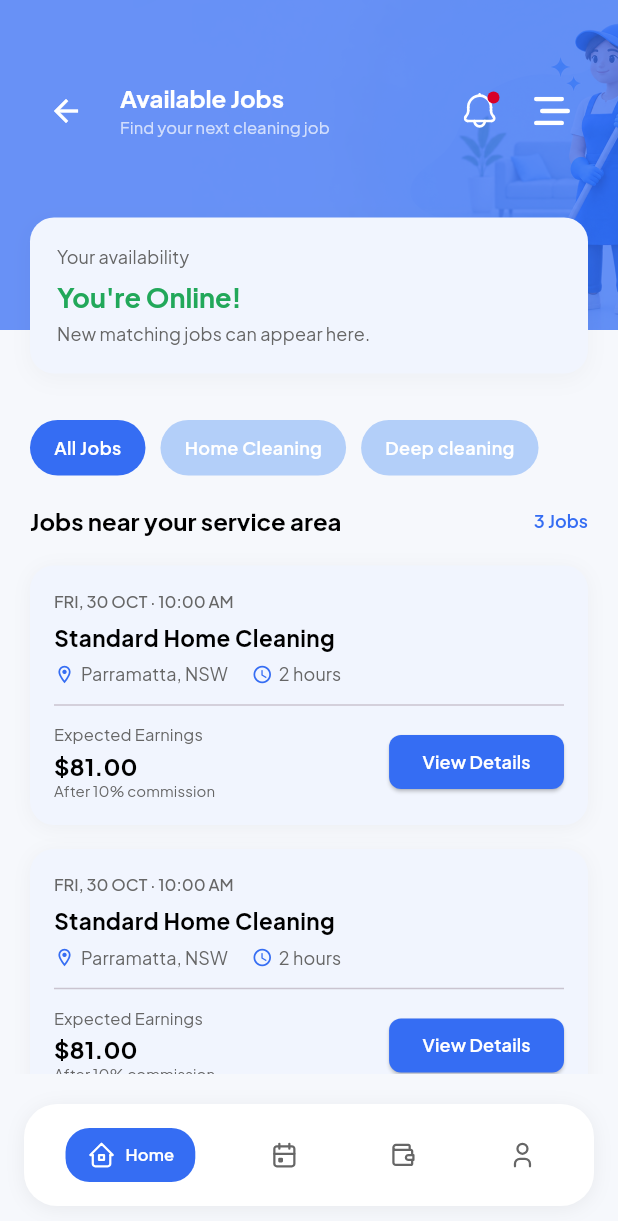
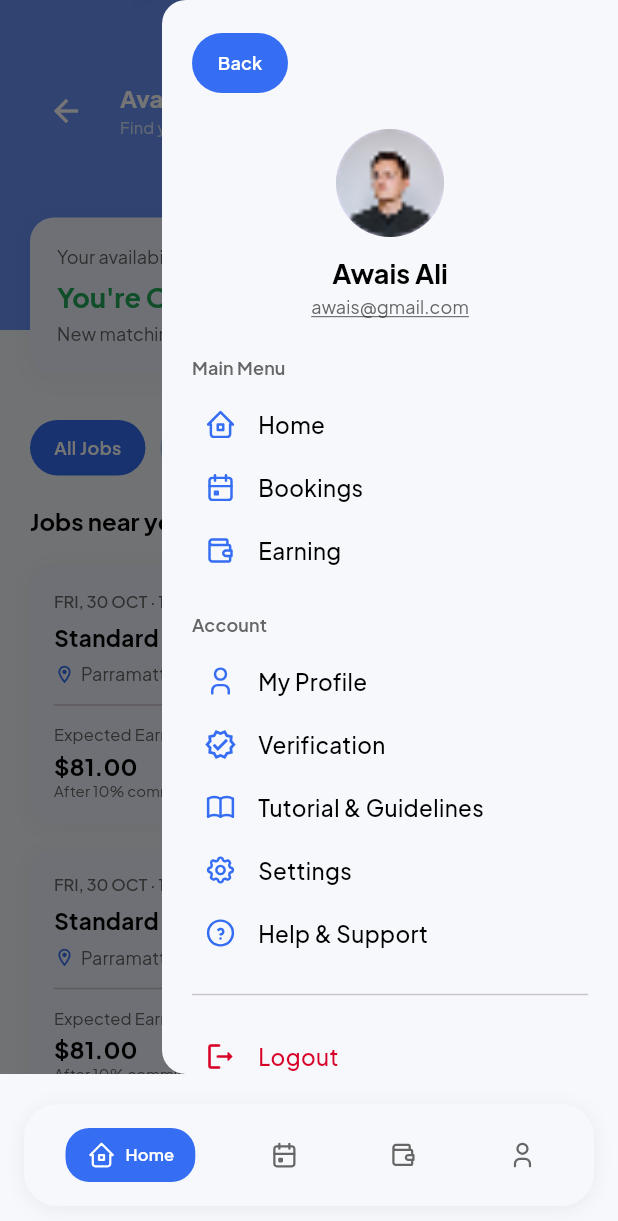
Before and after one commit to huzaifa-huzzi/Cleaning-App, a Flutter app: the BrowseJobsScreen screen opened by its route, after a tap on an icon or button, on a phone screen of 412 x 824 dp. Shown: the top 1221 px of the screen. Run offline on Flutter 3.47's test engine with Material 3 defaults, Android fonts, the phone set to English and light mode, and no system bars; our stand-ins replace dropdown_button2, flutter_svg, get, go_router, google_fonts, image_picker and 1 more.

Commit message:
Sidebar is done

```diff
--- a/lib/Dashboard/DashboardMainScreen.dart
+++ b/lib/Dashboard/DashboardMainScreen.dart
@@ -52,7 +52,7 @@ class _DashboardMainScreenState extends State<DashboardMainScreen> {
         ),
         padding: const EdgeInsets.symmetric(horizontal: 8),
         decoration: BoxDecoration(
-          color: AppColors.whiteColor,
+          color: AppColors.navbarColor,
           borderRadius: BorderRadius.circular(22.0),
           boxShadow: [
             BoxShadow(
--- a/lib/HomeScreen/BrowseJobScreen.dart
+++ b/lib/HomeScreen/BrowseJobScreen.dart
@@ -4,6 +4,7 @@ import 'package:cleaning_app/Resources/IconString.dart';
 import 'package:cleaning_app/Resources/ImageString.dart' show ImageString;
 import 'package:cleaning_app/Resources/Routes.dart';
 import 'package:cleaning_app/Resources/TextString.dart';
+import 'package:cleaning_app/Sidebar/Sidebar.dart';
 import 'package:flutter/material.dart';
 import 'package:flutter_svg/flutter_svg.dart';
 import 'package:get/get.dart';
@@ -21,6 +22,7 @@ class BrowseJobsScreen extends StatelessWidget {
     final textTheme = Theme.of(context).textTheme;
 
     return Scaffold(
+      endDrawer: const Sidebar(),
       backgroundColor: AppColors.backgroundOfScreenColor,
       body: SingleChildScrollView(
         child: Center(
@@ -37,7 +39,6 @@ class BrowseJobsScreen extends StatelessWidget {
                       width: double.infinity,
                       height: isTablet ? 310 : 270,
                     ),
-                    // Header Background Container
                     Container(
                       width: double.infinity,
                       height: isTablet ? 260 : 220,
@@ -125,7 +126,9 @@ class BrowseJobsScreen extends StatelessWidget {
                                       ),
                                     ],
                                   ),
-                                  IconButton(
+                                  Builder(
+                                    builder: (BuildContext innerContext) {
+                                      return IconButton(
                                         icon: SvgPicture.asset(
                                           IconString.menuIcon,
                                           width: isTablet ? 28 : 24,
@@ -135,7 +138,11 @@ class BrowseJobsScreen extends StatelessWidget {
                                             BlendMode.srcIn,
                                           ),
                                         ),
-                                    onPressed: () {},
+                                        onPressed: () {
+                                          Scaffold.of(innerContext).openEndDrawer();
+                                        },
+                                      );
+                                    },
                                   ),
                                 ],
                               ),
--- a/lib/HomeScreen/HomeChatScreen.dart
+++ b/lib/HomeScreen/HomeChatScreen.dart
@@ -3,6 +3,7 @@ import 'package:cleaning_app/Resources/Colors.dart';
 import 'package:cleaning_app/Resources/IconString.dart' show IconString;
 import 'package:cleaning_app/Resources/ImageString.dart';
 import 'package:cleaning_app/Resources/TextString.dart';
+import 'package:cleaning_app/Sidebar/Sidebar.dart';
 import 'package:flutter/material.dart';
 import 'package:get/get.dart';
 import 'package:flutter_svg/flutter_svg.dart';
@@ -25,6 +26,7 @@ class _HomeChatScreenState extends State<HomeChatScreen> {
     final textTheme = Theme.of(context).textTheme;
 
     return Scaffold(
+      endDrawer: Sidebar(),
       backgroundColor: AppColors.backgroundOfScreenColor,
       body: Center(
         child: ConstrainedBox(
@@ -120,7 +122,9 @@ class _HomeChatScreenState extends State<HomeChatScreen> {
                                 ),
                               ],
                             ),
-                            IconButton(
+                            Builder(
+                              builder: (BuildContext innerContext) {
+                                return IconButton(
                                   icon: SvgPicture.asset(
                                     IconString.menuIcon,
                                     width: isTablet ? 28 : 24,
@@ -130,7 +134,11 @@ class _HomeChatScreenState extends State<HomeChatScreen> {
                                       BlendMode.srcIn,
                                     ),
                                   ),
-                              onPressed: () {},
+                                  onPressed: () {
+                                    Scaffold.of(innerContext).openEndDrawer();
+                                  },
+                                );
+                              },
                             ),
                           ],
                         ),
--- a/lib/HomeScreen/HomeJobDetailScreen.dart
+++ b/lib/HomeScreen/HomeJobDetailScreen.dart
@@ -4,6 +4,7 @@ import 'package:cleaning_app/Resources/IconString.dart' show IconString;
 import 'package:cleaning_app/Resources/ImageString.dart';
 import 'package:cleaning_app/Resources/Routes.dart';
 import 'package:cleaning_app/Resources/TextString.dart';
+import 'package:cleaning_app/Sidebar/Sidebar.dart';
 import 'package:flutter/material.dart';
 import 'package:flutter_svg/flutter_svg.dart';
 import 'package:get/get.dart';
@@ -27,6 +28,7 @@ class _HomeJobDetailScreenState extends State<HomeJobDetailScreen> {
     final textTheme = Theme.of(context).textTheme;
 
     return Scaffold(
+      endDrawer: const Sidebar(),
       backgroundColor: AppColors.backgroundOfScreenColor,
       body: SingleChildScrollView(
         child: Center(
@@ -124,7 +126,9 @@ class _HomeJobDetailScreenState extends State<HomeJobDetailScreen> {
                                   ),
                                 ],
                               ),
-                              IconButton(
+                              Builder(
+                                builder: (BuildContext innerContext) {
+                                  return IconButton(
                                     icon: SvgPicture.asset(
                                       IconString.menuIcon,
                                       width: isTablet ? 28 : 24,
@@ -134,7 +138,11 @@ class _HomeJobDetailScreenState extends State<HomeJobDetailScreen> {
                                         BlendMode.srcIn,
                                       ),
                                     ),
-                                onPressed: () {},
+                                    onPressed: () {
+                                      Scaffold.of(innerContext).openEndDrawer();
+                                    },
+                                  );
+                                },
                               ),
                             ],
                           ),
--- a/lib/HomeScreen/HomeScreen.dart
+++ b/lib/HomeScreen/HomeScreen.dart
@@ -4,6 +4,7 @@ import 'package:cleaning_app/Resources/IconString.dart';
 import 'package:cleaning_app/Resources/ImageString.dart';
 import 'package:cleaning_app/Resources/Routes.dart';
 import 'package:cleaning_app/Resources/TextString.dart';
+import 'package:cleaning_app/Sidebar/Sidebar.dart';
 import 'package:flutter/material.dart';
 import 'package:flutter_svg/svg.dart' show SvgPicture;
 import 'package:get/get.dart';
@@ -26,6 +27,7 @@ class _HomeScreenState extends State<HomeScreen> {
     bool isTablet = screenWidth >= 600;
 
     return Scaffold(
+      endDrawer: const Sidebar(),
       backgroundColor: AppColors.backgroundOfScreenColor,
       body: SingleChildScrollView(
         child: Center(
@@ -123,7 +125,9 @@ class _HomeScreenState extends State<HomeScreen> {
                                       ),
                                     ],
                                   ),
-                                  IconButton(
+                                  Builder(
+                                    builder: (BuildContext innerContext) {
+                                      return IconButton(
                                         icon: SvgPicture.asset(
                                           IconString.menuIcon,
                                           width: isTablet ? 28 : 24,
@@ -133,7 +137,11 @@ class _HomeScreenState extends State<HomeScreen> {
                                             BlendMode.srcIn,
                                           ),
                                         ),
-                                    onPressed: () {},
+                                        onPressed: () {
+                                          Scaffold.of(innerContext).openEndDrawer();
+                                        },
+                                      );
+                                    },
                                   ),
                                 ],
                               ),
--- a/lib/Resources/IconString.dart
+++ b/lib/Resources/IconString.dart
@@ -32,6 +32,9 @@ class IconString {
   static const String  verifiedIcon = 'Assets/icons/VerifiedCleaner.svg';
   static const String  durationIcon = 'Assets/icons/DurationIcon.svg';
   static const String  startTime = 'Assets/icons/startTime.svg';
+  static const String  helpIcon = 'Assets/icons/Help.svg';
+  static const String  settingIcon = 'Assets/icons/Setting.svg';
+  static const String  tutorialIcon = 'Assets/icons/Tutorial.svg';
 
 
 
--- a/lib/Resources/TextString.dart
+++ b/lib/Resources/TextString.dart
@@ -290,5 +290,19 @@ class TextString {
   static const String jobsNearServiceArea = 'Jobs near your service area';
   static const String jobsCountText = '3 Jobs';
   static const String viewDetailsButton = 'View Details';
+   /// Sidebar
+  static const String backButton = 'Back';
+  static const String menuCategory = 'Main Menu';
+  static const String menuHome = 'Home';
+  static const String menuBookings = 'Bookings';
+  static const String menuEarning = 'Earning';
+  static const String accountCategory = 'Account';
+  static const String menuMyProfile = 'My Profile';
+  static const String menuVerification = 'Verification';
+  static const String menuTutorial = 'Tutorial & Guidelines';
+  static const String menuSettings = 'Settings';
+  static const String menuHelpSupport = 'Help & Support';
+  static const String menuLogout = 'Logout';
+  static const String email = 'awais@gmail.com';
 
 }
--- /dev/null
+++ b/lib/Sidebar/Sidebar.dart
@@ -0,0 +1,250 @@
+import 'package:cleaning_app/Resources/Colors.dart';
+import 'package:cleaning_app/Resources/IconString.dart' show IconString;
+import 'package:cleaning_app/Resources/ImageString.dart';
+import 'package:cleaning_app/Resources/Routes.dart';
+import 'package:cleaning_app/Resources/TextString.dart';
+import 'package:flutter/material.dart';
+import 'package:flutter_svg/svg.dart' show SvgPicture;
+import 'package:go_router/go_router.dart';
+
+class Sidebar extends StatefulWidget {
+  const Sidebar({super.key});
+
+  @override
+  State<Sidebar> createState() => _SidebarState();
+}
+
+class _SidebarState extends State<Sidebar> {
+  @override
+  Widget build(BuildContext context) {
+    final textTheme = Theme.of(context).textTheme;
+    double screenWidth = MediaQuery.of(context).size.width;
+    bool isTablet = screenWidth >= 600;
+
+    return Drawer(
+      backgroundColor: AppColors.backgroundOfScreenColor,
+      child: SafeArea(
+        child: SingleChildScrollView(
+          padding: EdgeInsets.symmetric(
+            horizontal: isTablet ? 28 : 20,
+            vertical: isTablet ? 24 : 18,
+          ),
+          child: Column(
+            crossAxisAlignment: CrossAxisAlignment.start,
+            children: [
+              Align(
+                alignment: Alignment.topLeft,
+                child: ElevatedButton.icon(
+                  style: ElevatedButton.styleFrom(
+                    backgroundColor: AppColors.primaryColor,
+                    foregroundColor: AppColors.whiteColor,
+                    elevation: 0,
+                    padding: EdgeInsets.symmetric(
+                      horizontal: isTablet ? 18 : 14,
+                      vertical: isTablet ? 10 : 8,
+                    ),
+                    shape: RoundedRectangleBorder(
+                      borderRadius: BorderRadius.circular(20),
+                    ),
+                  ),
+                  onPressed: () => Navigator.pop(context),
+                  label: Text(
+                    TextString.backButton,
+                    style: textTheme.labelLarge?.copyWith(
+                      color: AppColors.whiteColor,
+                      fontSize: isTablet ? 14 : 12,
+                      fontWeight: FontWeight.w600,
+                    ),
+                  ),
+                ),
+              ),
+
+              const SizedBox(height: 20),
+              Center(
+                child: Column(
+                  children: [
+                    CircleAvatar(
+                      radius: isTablet ? 45 : 36,
+                      backgroundImage: AssetImage(ImageString.avatarIcon),
+                    ),
+                    const SizedBox(height: 12),
+                    Text(
+                      TextString.userName,
+                      style: textTheme.headlineLarge?.copyWith(
+                        color: AppColors.blackColor,
+                        fontSize: isTablet ? 22 : 18,
+                        fontWeight: FontWeight.bold,
+                      ),
+                    ),
+                    const SizedBox(height: 4),
+                    Text(
+                      TextString.email,
+                      style: textTheme.titleSmall?.copyWith(
+                        color: AppColors.secondaryColor,
+                        fontSize: isTablet ? 14 : 12,
+                        decoration: TextDecoration.underline,
+                      ),
+                    ),
+                  ],
+                ),
+              ),
+
+              const SizedBox(height: 24),
+              Text(
+                TextString.menuCategory,
+                style: textTheme.titleSmall?.copyWith(
+                  color: AppColors.secondaryColor,
+                  fontSize: isTablet ? 14 : 12,
+                  fontWeight: FontWeight.w600,
+                ),
+              ),
+              const SizedBox(height: 8),
+              _buildSidebarItem(
+                context,
+                svgPath: IconString.homeScreenIcon,
+                title: TextString.menuHome,
+                onTap: () {
+                  Navigator.pop(context);
+                  context.go(Routes.homeScreen);
+                },
+              ),
+              _buildSidebarItem(
+                context,
+                svgPath: IconString.bookingScreenIcon,
+                title: TextString.menuBookings,
+                onTap: () {
+                  Navigator.pop(context);
+                },
+              ),
+              _buildSidebarItem(
+                context,
+                svgPath: IconString.earningScreenIcon,
+                title: TextString.menuEarning,
+                onTap: () {
+                  Navigator.pop(context);
+                },
+              ),
+
+              const SizedBox(height: 20),
+              Text(
+                TextString.accountCategory,
+                style: textTheme.titleSmall?.copyWith(
+                  color: AppColors.secondaryColor,
+                  fontSize: isTablet ? 14 : 12,
+                  fontWeight: FontWeight.w600,
+                ),
+              ),
+              const SizedBox(height: 8),
+              _buildSidebarItem(
+                context,
+                svgPath: IconString.profileIcon,
+                title: TextString.menuMyProfile,
+                onTap: () {
+                  Navigator.pop(context);
+                },
+              ),
+              _buildSidebarItem(
+                context,
+                icon: Icons.verified_outlined,
+                title: TextString.menuVerification,
+                onTap: () {
+                  Navigator.pop(context);
+                },
+              ),
+              _buildSidebarItem(
+                context,
+                svgPath: IconString.tutorialIcon,
+                title: TextString.menuTutorial,
+                onTap: () {
+                  Navigator.pop(context);
+                },
+              ),
+              _buildSidebarItem(
+                context,
+                svgPath: IconString.settingIcon,
+                title: TextString.menuSettings,
+                onTap: () {
+                  Navigator.pop(context);
+                },
+              ),
+              _buildSidebarItem(
+                context,
+                svgPath: IconString.helpIcon,
+                title: TextString.menuHelpSupport,
+                onTap: () {
+                  Navigator.pop(context);
+                },
+              ),
+
+              const SizedBox(height: 12),
+              const Divider(),
+              const SizedBox(height: 12),
+              _buildSidebarItem(
+                context,
+                icon: Icons.logout_rounded,
+                title: TextString.menuLogout,
+                textColor: AppColors.redColor,
+                iconColor: AppColors.redColor,
+                onTap: () {
+                  Navigator.pop(context);
+
+                },
+              ),
+              const SizedBox(height: 20),
+            ],
+          ),
+        ),
+      ),
+    );
+  }
+   /// ------------ Extra Widget ------------------ ///
+
+  // Reusable List Tile
+  Widget _buildSidebarItem(
+      BuildContext context, {
+        String? svgPath,
+        IconData? icon,
+        required String title,
+        required VoidCallback onTap,
+        Color? textColor,
+        Color? iconColor,
+        double iconSize = 22,
+      }) {
+    final textTheme = Theme.of(context).textTheme;
+    return InkWell(
+      onTap: onTap,
+      borderRadius: BorderRadius.circular(12),
+      child: Padding(
+        padding: const EdgeInsets.symmetric(vertical: 10, horizontal: 8),
+        child: Row(
+          children: [
+            svgPath != null
+                ? SvgPicture.asset(
+              svgPath,
+              width: iconSize,
+              height: iconSize,
+              colorFilter: ColorFilter.mode(
+                iconColor ?? AppColors.primaryColor,
+                BlendMode.srcIn,
+              ),
+            )
+                : Icon(
+              icon ?? Icons.help_outline,
+              color: iconColor ?? AppColors.primaryColor,
+              size: iconSize,
+            ),
+            const SizedBox(width: 14),
+            Text(
+              title,
+              style: textTheme.bodyMedium?.copyWith(
+                color: textColor ?? AppColors.blackColor,
+                fontWeight: FontWeight.w500,
+                fontSize: 15,
+              ),
+            ),
+          ],
+        ),
+      ),
+    );
+  }
+}
```
Also changed, not shown: Assets/icons/Help.svg (added), Assets/icons/Setting.svg (added), Assets/icons/Tutorial.svg (added). Lines whose indentation alone changed are shown as unchanged.
